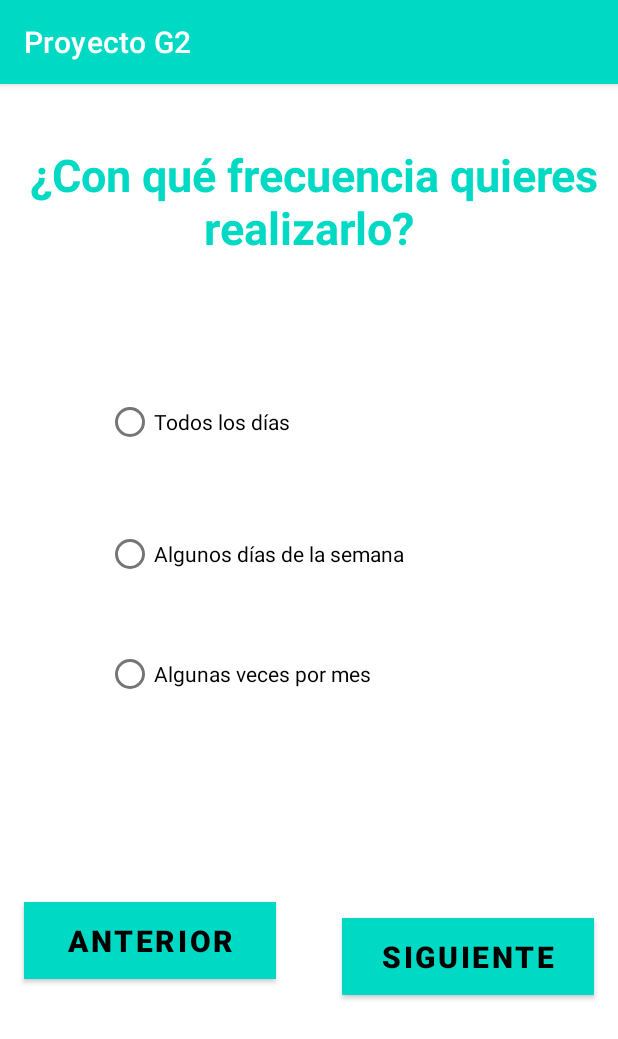
After one commit to estefany-kari/HabitNow, an Android app: the frecuencia_habito screen opened directly, with no data from a screen before it, on a phone screen of 412 x 824 dp. The commit adds this screen. Shown: the top 1039 px of the screen. Run offline under Robolectric (Android 15) with nearby library versions, the phone set to English and light mode, and no system bars.

Commit message:
Avance nueva tarea, arreglos a calendario, frecuencia

```diff
--- a/ProyectoG2/app/src/main/AndroidManifest.xml
+++ b/ProyectoG2/app/src/main/AndroidManifest.xml
@@ -9,7 +9,9 @@
         android:roundIcon="@mipmap/ic_launcher_round"
         android:supportsRtl="true"
         android:theme="@style/Theme.ProyectoG2">
-        <activity android:name=".CategoriasHabitos"></activity>
+        <activity android:name=".frecuencia_habito"></activity>
+        <activity android:name=".NuevaTarea" />
+        <activity android:name=".CategoriasHabitos" />
         <activity android:name=".Inicio" />
         <activity android:name=".registrarUsuario" />
         <activity android:name=".CalendarioView" />
--- a/ProyectoG2/app/src/main/java/com/example/proyectog2/CalendarioView.kt
+++ b/ProyectoG2/app/src/main/java/com/example/proyectog2/CalendarioView.kt
@@ -2,10 +2,16 @@ package com.example.proyectog2
 
 import androidx.appcompat.app.AppCompatActivity
 import android.os.Bundle
+import android.view.Menu
 
 class CalendarioView : AppCompatActivity() {
     override fun onCreate(savedInstanceState: Bundle?) {
         super.onCreate(savedInstanceState)
         setContentView(R.layout.activity_calendario_view)
     }
+
+    override fun onCreateOptionsMenu(menu: Menu?): Boolean {
+        menuInflater.inflate(R.menu.menu_calendario,menu)
+        return super.onCreateOptionsMenu(menu)
+    }
 }
--- a/ProyectoG2/app/src/main/java/com/example/proyectog2/MainActivity.kt
+++ b/ProyectoG2/app/src/main/java/com/example/proyectog2/MainActivity.kt
@@ -17,7 +17,7 @@ class MainActivity : AppCompatActivity() {
 
         textViewRegistrarse.setOnClickListener { abrirActividad(registrarUsuario::class.java) }
 
-        val btn = findViewById<Button>(R.id.btn_iniciar)
+        val btn = findViewById<Button>(R.id.btn_registrarUsuario)
         btn.setOnClickListener { abrirActividad(Inicio::class.java) }
     }
 
--- /dev/null
+++ b/ProyectoG2/app/src/main/java/com/example/proyectog2/frecuencia_habito.kt
@@ -0,0 +1,11 @@
+package com.example.proyectog2
+
+import androidx.appcompat.app.AppCompatActivity
+import android.os.Bundle
+
+class frecuencia_habito : AppCompatActivity() {
+    override fun onCreate(savedInstanceState: Bundle?) {
+        super.onCreate(savedInstanceState)
+        setContentView(R.layout.activity_frecuencia_habito)
+    }
+}
--- /dev/null
+++ b/ProyectoG2/app/src/main/res/layout/activity_frecuencia_habito.xml
@@ -0,0 +1,94 @@
+<?xml version="1.0" encoding="utf-8"?>
+<androidx.constraintlayout.widget.ConstraintLayout xmlns:android="http://schemas.android.com/apk/res/android"
+    xmlns:app="http://schemas.android.com/apk/res-auto"
+    xmlns:tools="http://schemas.android.com/tools"
+    android:layout_width="match_parent"
+    android:layout_height="match_parent"
+    tools:context=".frecuencia_habito">
+
+    <TextView
+        android:id="@+id/textView4"
+        android:layout_width="386dp"
+        android:layout_height="117dp"
+        android:layout_marginTop="40dp"
+        android:text="¿Con qué frecuencia quieres  realizarlo? "
+        android:textAlignment="center"
+        android:textColor="#00D9C4"
+        android:textSize="30sp"
+        android:textStyle="bold"
+        app:layout_constraintEnd_toEndOf="parent"
+        app:layout_constraintHorizontal_bias="0.64"
+        app:layout_constraintStart_toStartOf="parent"
+        app:layout_constraintTop_toTopOf="parent" />
+
+    <RadioButton
+        android:id="@+id/rdo_btn_todosLosDias"
+        android:layout_width="wrap_content"
+        android:layout_height="wrap_content"
+        android:layout_marginTop="44dp"
+        android:backgroundTint="#00D9C4"
+        android:text="Todos los días "
+        app:layout_constraintEnd_toEndOf="@+id/textView4"
+        app:layout_constraintHorizontal_bias="0.207"
+        app:layout_constraintStart_toStartOf="@+id/textView4"
+        app:layout_constraintTop_toBottomOf="@+id/textView4" />
+
+    <RadioButton
+        android:id="@+id/btn_AlgunosDiasSemana"
+        android:layout_width="wrap_content"
+        android:layout_height="wrap_content"
+        android:layout_marginTop="40dp"
+        android:text="Algunos días de la semana"
+        app:layout_constraintEnd_toEndOf="@+id/rdo_btn_todosLosDias"
+        app:layout_constraintHorizontal_bias="0.0"
+        app:layout_constraintStart_toStartOf="@+id/rdo_btn_todosLosDias"
+        app:layout_constraintTop_toBottomOf="@+id/rdo_btn_todosLosDias" />
+
+    <RadioButton
+        android:id="@+id/btnAlgunasVecesMes"
+        android:layout_width="wrap_content"
+        android:layout_height="wrap_content"
+        android:layout_marginTop="32dp"
+        android:text="Algunas veces por mes"
+        app:layout_constraintEnd_toEndOf="@+id/btn_AlgunosDiasSemana"
+        app:layout_constraintHorizontal_bias="0.0"
+        app:layout_constraintStart_toStartOf="@+id/btn_AlgunosDiasSemana"
+        app:layout_constraintTop_toBottomOf="@+id/btn_AlgunosDiasSemana" />
+
+    <Button
+        android:id="@+id/btn_siguiente2"
+        android:layout_width="168dp"
+        android:layout_height="51dp"
+        android:layout_marginEnd="16dp"
+        android:layout_marginBottom="56dp"
+        android:background="#00D9C4"
+        android:backgroundTint="#00D9C4"
+        android:text="SIGUIENTE"
+        android:textColor="#000000"
+        android:textSize="20sp"
+        android:textStyle="bold"
+        app:cornerRadius="30dp"
+        app:layout_constraintBottom_toBottomOf="parent"
+        app:layout_constraintEnd_toEndOf="parent"
+        app:layout_constraintHorizontal_bias="1.0"
+        app:layout_constraintStart_toEndOf="@+id/id_anterior"
+        app:layout_constraintTop_toBottomOf="@+id/btnAlgunasVecesMes"
+        app:layout_constraintVertical_bias="0.569" />
+
+    <Button
+        android:id="@+id/id_anterior"
+        android:layout_width="168dp"
+        android:layout_height="51dp"
+        android:layout_marginStart="16dp"
+        android:layout_marginBottom="44dp"
+        android:background="#A9F1E5"
+        android:backgroundTint="#A9F1E5"
+        android:text="ANTERIOR"
+        android:textColor="#000000"
+        android:textSize="20sp"
+        android:textStyle="bold"
+        app:cornerRadius="20px"
+        app:layout_constraintBottom_toBottomOf="parent"
+        app:layout_constraintStart_toStartOf="parent"
+        app:layout_constraintTop_toBottomOf="@+id/btnAlgunasVecesMes" />
+</androidx.constraintlayout.widget.ConstraintLayout>
--- a/ProyectoG2/app/src/main/res/values/colors.xml
+++ b/ProyectoG2/app/src/main/res/values/colors.xml
@@ -1,10 +1,10 @@
 <?xml version="1.0" encoding="utf-8"?>
 <resources>
     <color name="purple_200">#FFBB86FC</color>
-    <color name="purple_500">#FF018786</color>
+    <color name="purple_500">#00D9C4</color>
     <color name="purple_700">#FF3700B3</color>
     <color name="teal_200">#FF03DAC5</color>
-    <color name="teal_700">#FF018786</color>
+    <color name="teal_700">#00D9C4</color>
     <color name="black">#FF000000</color>
     <color name="white">#FFFFFFFF</color>
 </resources>
```
Also changed, not shown: ProyectoG2/app/src/main/java/com/example/proyectog2/NuevaTarea.kt (added, +11 -0 lines), ProyectoG2/app/src/main/res/drawable/ic_baseline_add_circle_24.xml (added, +10 -0 lines), ProyectoG2/app/src/main/res/drawable/ic_flecha.xml (added, +10 -0 lines), ProyectoG2/app/src/main/res/layout/activity_inicio.xml (+11 -2 lines), ProyectoG2/app/src/main/res/layout/activity_main.xml (+4 -3 lines), ProyectoG2/app/src/main/res/layout/activity_nueva_tarea.xml (added, +35 -0 lines), ProyectoG2/app/src/main/res/layout/activity_registrar_usuario.xml (+36 -32 lines), ProyectoG2/app/src/main/res/menu/menu_calendario.xml (added, +8 -0 lines).
